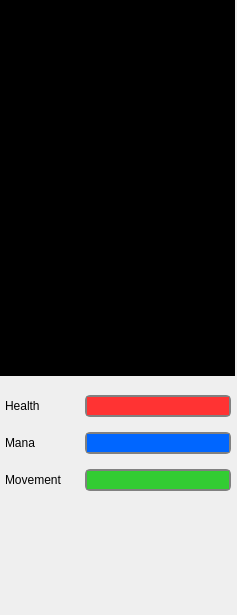
Qt form src/devclient/gui_map_ext.ui (develer-staff/devclient) before a commit.
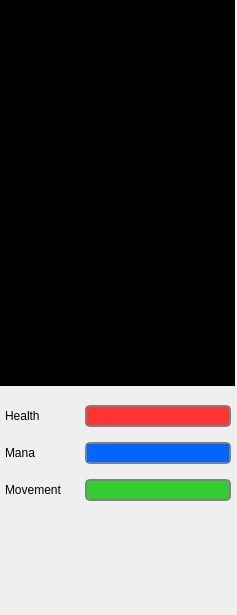
The same form after that commit.

Commit message: aggiustamenti per ancestral

The edit to the form file:
```diff
--- a/src/devclient/gui_map_ext.ui
+++ b/src/devclient/gui_map_ext.ui
@@ -16,7 +16,7 @@
    <property name="geometry" >
     <rect>
      <x>0</x>
-     <y>380</y>
+     <y>390</y>
      <width>236</width>
      <height>126</height>
     </rect>
@@ -174,7 +174,7 @@
      <x>0</x>
      <y>0</y>
      <width>235</width>
-     <height>376</height>
+     <height>386</height>
     </rect>
    </property>
    <property name="focusPolicy" >
```
The commit also changes 2 other files.
